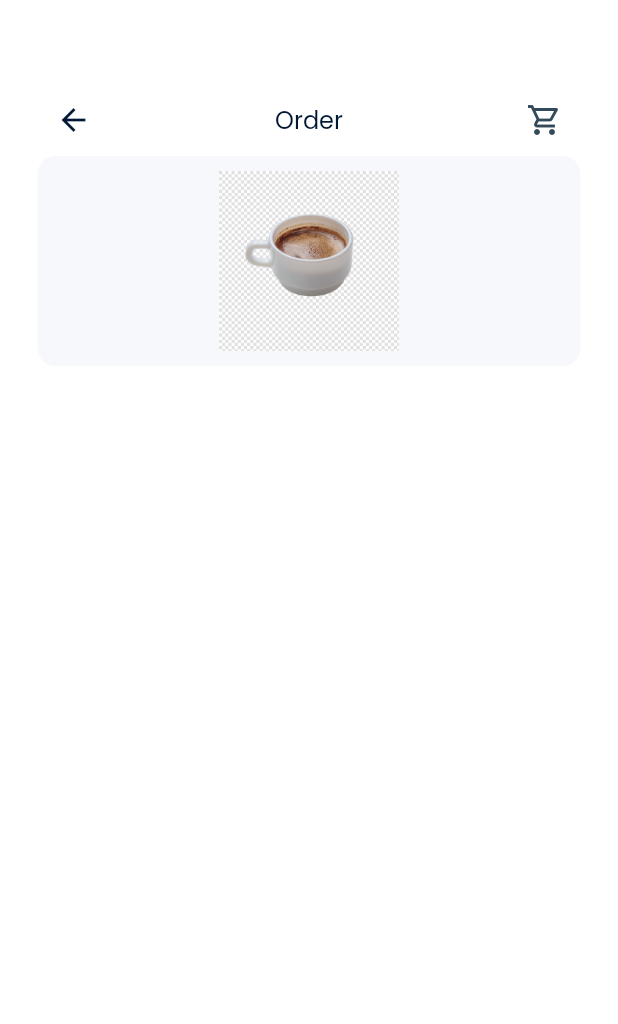
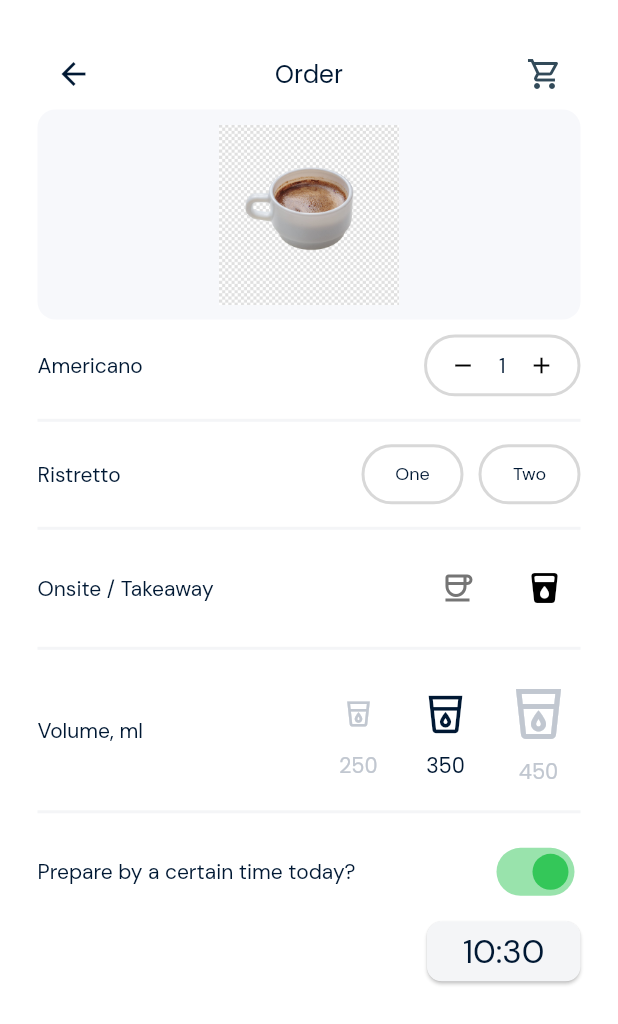
Before and after one commit to ahmedzaydan/Coffee_App, a Flutter app: the OrderDetailsView screen opened directly with sample values from the repository, on a phone screen of 412 x 824 dp. Shown: the top 1024 px of the screen. Run offline on Flutter 3.47's test engine with Material 2 defaults, Android fonts, the phone set to English and light mode, and no system bars; our stand-ins replace go_router, google_fonts.

Commit message:
Order details - first five options UI added

```diff
--- a/caffeine_connect/lib/core/utils/color_manager.dart
+++ b/caffeine_connect/lib/core/utils/color_manager.dart
@@ -3,6 +3,7 @@ import 'package:flutter/material.dart';
 class ColorManager {
   static const Color primary = Color(0xffFFFFFF);
   static const Color offWhite = Color(0xffF7F8FB);
+  static const Color white2 = Color(0xffF4F5F7);
   static const Color secondary = Color(0xff324A59);
   static const Color secondary2 = Color(0xff181D2D);
   static const Color black = Color(0xff000000);
@@ -11,8 +12,10 @@ class ColorManager {
   static const Color grey2 = Color(0xffAAAAAA);
   static const Color grey3 = Color(0xffD8D8D8);
   static const Color grey4 = Color(0xffC1C7D0);
+  static Color grey5 = const Color.fromARGB(0x76, 0x76, 0x80, 12);
   static const Color red = Color(0xffFF3030);
   static const Color purple = Color(0xffC58BF2);
   static const Color blue = Color(0xff007AFF);
   static const Color transparent = Colors.transparent;
+  static const Color green = Color(0xff34C759);
 }
--- a/caffeine_connect/lib/core/utils/strings_manager.dart
+++ b/caffeine_connect/lib/core/utils/strings_manager.dart
@@ -38,4 +38,10 @@ abstract class StringsManager {
 
   // order details
   static const String order = 'Order';
+  static const String ristretto = 'Ristretto';
+  static const String one = 'One';
+  static const String two = 'Two';
+  static const String onsiteTakeaway = 'Onsite / Takeaway';
+  static const String volume = 'Volume, ml';
+  static const String prepareByCertainTime = 'Prepare by a certain time today?';
 }
--- /dev/null
+++ b/caffeine_connect/lib/core/widgets/vertical_separator.dart
@@ -0,0 +1,23 @@
+import 'package:caffeine_connect/core/utils/color_manager.dart';
+import 'package:caffeine_connect/core/utils/values_manager.dart';
+import 'package:flutter/material.dart';
+
+class VerticalSeparator extends StatelessWidget {
+  final double padding;
+  const VerticalSeparator({
+    super.key,
+    this.padding = AppValues.v15,
+  });
+
+  @override
+  Widget build(BuildContext context) {
+    return Padding(
+      padding: EdgeInsets.symmetric(vertical: padding),
+      child: Container(
+        width: double.infinity,
+        height: AppValues.v2,
+        color: ColorManager.white2,
+      ),
+    );
+  }
+}
--- a/caffeine_connect/lib/features/order/presentation/views/order_details_view.dart
+++ b/caffeine_connect/lib/features/order/presentation/views/order_details_view.dart
@@ -3,6 +3,7 @@ import 'package:caffeine_connect/core/utils/values_manager.dart';
 import 'package:caffeine_connect/features/order/data/models/menu_item_model.dart';
 import 'package:caffeine_connect/features/order/presentation/views/widgets/custom_app_bar.dart';
 import 'package:caffeine_connect/features/order/presentation/views/widgets/order_image.dart';
+import 'package:caffeine_connect/features/order/presentation/views/widgets/order_options_view.dart';
 import 'package:flutter/material.dart';
 
 class OrderDetailsView extends StatelessWidget {
@@ -12,11 +13,9 @@ class OrderDetailsView extends StatelessWidget {
   @override
   Widget build(BuildContext context) {
     return Scaffold(
-      appBar: AppBar(
-        automaticallyImplyLeading: false,
-      ),
       body: Padding(
-        padding: const EdgeInsets.symmetric(horizontal: AppValues.v25),
+        padding: const EdgeInsets.all(AppValues.v25),
+        child: SingleChildScrollView(
           child: Column(
             children: [
               CustomAppBar(
@@ -24,17 +23,13 @@ class OrderDetailsView extends StatelessWidget {
                 sourceContext: context,
               ),
               OrderImage(image: item.image),
-            // name + count
-            // ristretto
-            // onsite/takeaway
-            // volume
-            // prepare by a certain time
-            // time
+              const SizedBox(height: AppValues.v10),
+              OrderOptions(item: item),
               // coffee lover assemblage
               // total price
               // next button
-
             ],
+          ),
         ),
       ),
     );
--- /dev/null
+++ b/caffeine_connect/lib/features/order/presentation/views/widgets/order_options_view.dart
@@ -0,0 +1,285 @@
+import 'package:caffeine_connect/core/utils/color_manager.dart';
+import 'package:caffeine_connect/core/utils/constants.dart';
+import 'package:caffeine_connect/core/utils/strings_manager.dart';
+import 'package:caffeine_connect/core/utils/styles.dart';
+import 'package:caffeine_connect/core/utils/values_manager.dart';
+import 'package:caffeine_connect/core/widgets/vertical_separator.dart';
+import 'package:caffeine_connect/features/order/data/models/menu_item_model.dart';
+import 'package:caffeine_connect/features/order/presentation/views/widgets/quantitiy_widget.dart';
+import 'package:flutter/foundation.dart';
+import 'package:flutter/material.dart';
+import 'package:intl/intl.dart';
+
+class OrderOptions extends StatelessWidget {
+  final MenuItem item;
+  const OrderOptions({super.key, required this.item});
+
+  @override
+  Widget build(BuildContext context) {
+    return Column(
+      children: [
+        NameAndCount(item: item),
+        const VerticalSeparator(),
+        const Ristretto(),
+        const VerticalSeparator(),
+        const OnsiteTakeaway(),
+        const VerticalSeparator(),
+        const Volume(), // TODO: get color from cubit
+        const VerticalSeparator(),
+        const PrepareByCertainTime(),
+        // time
+      ],
+    );
+  }
+}
+
+Text _getDecoratedText({required String name}) {
+  return Text(
+    name,
+    style: Styles.textStyle14.copyWith(
+      fontFamily: Constants.dmSans,
+      color: ColorManager.black1,
+    ),
+  );
+}
+
+class NameAndCount extends StatelessWidget {
+  const NameAndCount({
+    super.key,
+    required this.item,
+  });
+
+  final MenuItem item;
+
+  @override
+  Widget build(BuildContext context) {
+    return Row(
+      mainAxisAlignment: MainAxisAlignment.spaceBetween,
+      children: [
+        _getDecoratedText(name: item.name),
+        const QuantityWidget(),
+      ],
+    );
+  }
+}
+
+class Ristretto extends StatelessWidget {
+  const Ristretto({super.key});
+
+  @override
+  Widget build(BuildContext context) {
+    return Row(
+      mainAxisAlignment: MainAxisAlignment.spaceBetween,
+      children: [
+        _getDecoratedText(name: StringsManager.ristretto),
+        const Spacer(),
+        Container(
+          height: AppValues.v40,
+          decoration: BoxDecoration(
+            borderRadius: BorderRadius.circular(AppValues.v50),
+            border: Border.all(
+              color: ColorManager.grey3,
+              width: AppValues.v2,
+            ),
+          ),
+          child: TextButton(
+            onPressed: () {},
+            child: Text(
+              StringsManager.one,
+              style: Styles.textStyle12.copyWith(
+                fontFamily: Constants.dmSans,
+                color: ColorManager.black1,
+              ),
+            ),
+          ),
+        ),
+        const SizedBox(width: AppValues.v10),
+        Container(
+          height: AppValues.v40,
+          decoration: BoxDecoration(
+            borderRadius: BorderRadius.circular(AppValues.v50),
+            border: Border.all(
+              color: ColorManager.grey3,
+              width: AppValues.v2,
+            ),
+          ),
+          child: TextButton(
+            onPressed: () {},
+            child: Text(
+              StringsManager.two,
+              style: Styles.textStyle12.copyWith(
+                fontFamily: Constants.dmSans,
+                color: ColorManager.black1,
+              ),
+            ),
+          ),
+        ),
+      ],
+    );
+  }
+}
+
+class OnsiteTakeaway extends StatelessWidget {
+  const OnsiteTakeaway({super.key});
+
+  @override
+  Widget build(BuildContext context) {
+    return Row(
+      children: [
+        _getDecoratedText(name: StringsManager.onsiteTakeaway),
+        const Spacer(),
+        IconButton(
+          onPressed: () {},
+          icon: const Icon(
+            Icons.coffee_outlined,
+            color: ColorManager.grey1, // TODO: get color from cubit
+          ),
+        ),
+        const SizedBox(width: AppValues.v10),
+        IconButton(
+          onPressed: () {},
+          icon: const Icon(Icons.local_drink_rounded),
+        ),
+      ],
+    );
+  }
+}
+
+class Volume extends StatelessWidget {
+  const Volume({super.key});
+
+  @override
+  Widget build(BuildContext context) {
+    return Row(
+      children: [
+        _getDecoratedText(name: StringsManager.volume),
+        const Spacer(),
+        const CupWithSize(
+          cupSize: 20,
+          cupCapacity: 250,
+          cupColor: ColorManager.grey4,
+        ),
+        const SizedBox(width: AppValues.v10),
+        const CupWithSize(
+          cupSize: 30,
+          cupCapacity: 350,
+          cupColor: ColorManager.black1,
+        ),
+        const SizedBox(width: AppValues.v10),
+        const CupWithSize(
+          cupSize: 40,
+          cupCapacity: 450,
+          cupColor: ColorManager.grey4,
+        ),
+      ],
+    );
+  }
+}
+
+class CupWithSize extends StatelessWidget {
+  final double cupSize;
+  final int cupCapacity;
+  final Color? cupColor;
+  const CupWithSize({
+    super.key,
+    required this.cupSize,
+    required this.cupCapacity,
+    this.cupColor,
+  });
+
+  @override
+  Widget build(BuildContext context) {
+    return Column(
+      children: [
+        // cup
+        IconButton(
+          onPressed: () {},
+          icon: Icon(
+            Icons.local_drink_outlined,
+            size: cupSize,
+            color: cupColor,
+          ),
+        ),
+
+        // capacity
+        Text(
+          '$cupCapacity',
+          style: Styles.textStyle14.copyWith(
+            color: cupColor,
+          ),
+        ),
+      ],
+    );
+  }
+}
+
+class PrepareByCertainTime extends StatelessWidget {
+  const PrepareByCertainTime({super.key});
+
+  @override
+  Widget build(BuildContext context) {
+    return Column(
+      children: [
+        Row(
+          children: [
+            _getDecoratedText(name: StringsManager.prepareByCertainTime),
+            const Spacer(),
+            Switch(
+              value: true, // TODO: get value from cubit
+              onChanged: (value) {},
+              activeColor: ColorManager.green,
+              inactiveTrackColor: ColorManager.grey3,
+            ),
+          ],
+        ),
+        const SizedBox(height: AppValues.v5),
+        Align(
+          alignment: Alignment.centerRight,
+          child: TimeInputBox(),
+        ),
+      ],
+    );
+  }
+}
+
+class TimeInputBox extends StatelessWidget {
+  TimeInputBox({super.key});
+  final DateTime selectedTime = DateTime.now();
+  @override
+  Widget build(BuildContext context) {
+    return ElevatedButton(
+      style: ButtonStyle(
+        backgroundColor: MaterialStateProperty.all<Color>(
+          ColorManager.white2,
+        ),
+        shape: MaterialStateProperty.all<RoundedRectangleBorder>(
+          RoundedRectangleBorder(
+            borderRadius: BorderRadius.circular(AppValues.v10),
+          ),
+        ),
+      ),
+      onPressed: () {
+        _showTimeInputBox(context);
+      },
+      child: Text(
+        DateFormat('HH:mm').format(selectedTime),
+        style: Styles.textStyle22.copyWith(
+          fontFamily: Constants.dmSans,
+          color: ColorManager.black1,
+        ),
+      ),
+    );
+  }
+}
+
+Future<void> _showTimeInputBox(context) async {
+  final TimeOfDay? pickedTime = await showTimePicker(
+    context: context,
+    initialTime: TimeOfDay.now(),
+  );
+  if (pickedTime != null) {
+    if (kDebugMode) {
+      print('pickedTime: ${pickedTime.format(context)}');
+    }
+  }
+}
--- /dev/null
+++ b/caffeine_connect/lib/features/order/presentation/views/widgets/quantitiy_widget.dart
@@ -0,0 +1,55 @@
+import 'package:caffeine_connect/core/utils/color_manager.dart';
+import 'package:caffeine_connect/core/utils/constants.dart';
+import 'package:caffeine_connect/core/utils/styles.dart';
+import 'package:caffeine_connect/core/utils/values_manager.dart';
+import 'package:flutter/material.dart';
+
+class QuantityWidget extends StatelessWidget {
+  const QuantityWidget({super.key});
+
+  @override
+  Widget build(BuildContext context) {
+    return Container(
+      height: MediaQuery.sizeOf(context).height * 0.05,
+      decoration: BoxDecoration(
+        borderRadius: BorderRadius.circular(AppValues.v50),
+        border: Border.all(
+          color: ColorManager.grey3,
+          width: AppValues.v2,
+        ),
+      ),
+      child: Row(
+        mainAxisAlignment: MainAxisAlignment.spaceBetween,
+        children: [
+          // minus button
+          IconButton(
+            padding: EdgeInsets.zero,
+            onPressed: () {},
+            icon: const Icon(
+              Icons.remove,
+              size: AppValues.v18,
+            ),
+          ),
+
+          // value
+          Text(
+            '1', // TODO: replace with value
+            style: Styles.textStyle14.copyWith(
+              fontFamily: Constants.dmSans,
+              color: ColorManager.black1,
+            ),
+          ),
+          // plus button
+          IconButton(
+            padding: EdgeInsets.zero,
+            onPressed: () {},
+            icon: const Icon(
+              Icons.add,
+              size: AppValues.v18,
+            ),
+          ),
+        ],
+      ),
+    );
+  }
+}
--- a/caffeine_connect/pubspec.yaml
+++ b/caffeine_connect/pubspec.yaml
@@ -17,11 +17,13 @@ dependencies:
   flutter:
     sdk: flutter
   flutter_bloc: ^8.1.3
+  flutter_form_builder: ^9.1.1
   flutter_svg: ^2.0.7
   font_awesome_flutter: ^10.5.0
   get_it: ^7.6.4
   go_router: ^11.1.2
   google_fonts: ^6.1.0
+  intl: ^0.18.1
 
 dev_dependencies:
   flutter_lints: ^2.0.0
```
Also changed, not shown: caffeine_connect/pubspec.lock. Lines whose indentation alone changed are shown as unchanged.
